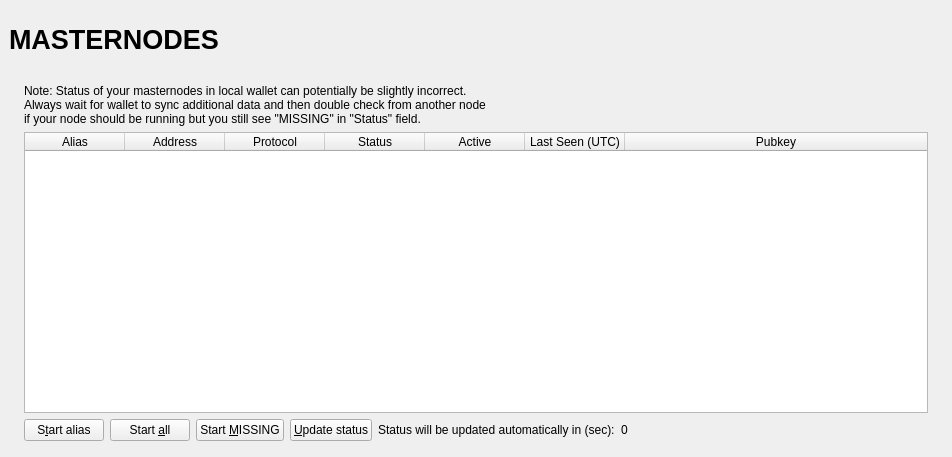
Qt form src/qt/forms/masternodelist.ui (CollegicoinCLG/collegicoin) before a commit.
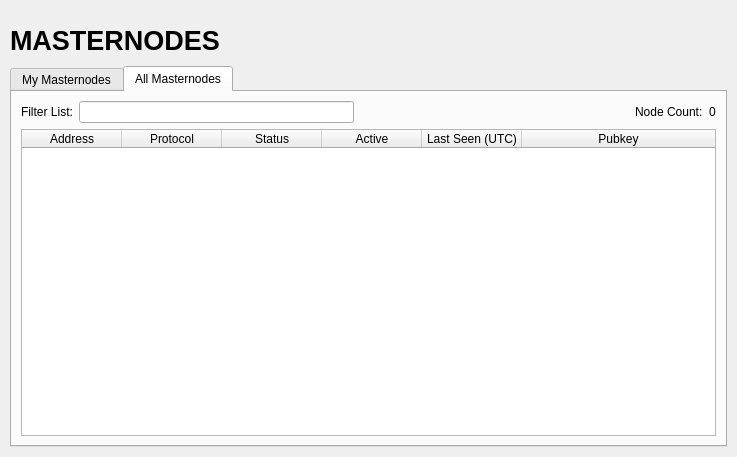
The same form after that commit. The open tabs and pages were chosen to show the change.

Commit message: All Masternode list implemented

```diff
--- a/src/qt/forms/masternodelist.ui
+++ b/src/qt/forms/masternodelist.ui
@@ -13,53 +13,49 @@
   <property name="windowTitle">
    <string>Form</string>
   </property>
-  <layout class="QVBoxLayout" name="topLayout" stretch="0">
+  <layout class="QVBoxLayout" name="topLayout">
    <property name="leftMargin">
-    <number>9</number>
+    <number>10</number>
    </property>
    <property name="topMargin">
-    <number>9</number>
+    <number>0</number>
    </property>
    <property name="rightMargin">
-    <number>9</number>
+    <number>10</number>
    </property>
    <property name="bottomMargin">
-    <number>9</number>
+    <number>10</number>
    </property>
    <item>
-    <layout class="QVBoxLayout" name="verticalLayout_Master" stretch="0,1">
-     <property name="spacing">
+    <layout class="QVBoxLayout" name="verticalLayout">
+     <property name="bottomMargin">
       <number>0</number>
      </property>
      <item>
-      <widget class="QFrame" name="frame_Header">
-       <layout class="QVBoxLayout" name="verticalLayout_4">
-        <property name="leftMargin">
-         <number>0</number>
-        </property>
-        <property name="topMargin">
-         <number>0</number>
-        </property>
-        <property name="rightMargin">
-         <number>0</number>
-        </property>
-        <property name="bottomMargin">
-         <number>0</number>
-        </property>
-        <item>
-         <layout class="QHBoxLayout" name="horizontalLayout_Header" stretch="1,0,1">
+      <spacer name="horizontalSpacer0">
+       <property name="orientation">
+        <enum>Qt::Horizontal</enum>
+       </property>
+       <property name="sizeHint" stdset="0">
+        <size>
+         <width>40</width>
+         <height>20</height>
+        </size>
+       </property>
+      </spacer>
+     </item>
           <item>
            <widget class="QLabel" name="labelOverviewHeaderLeft">
             <property name="minimumSize">
              <size>
               <width>464</width>
-              <height>60</height>
+         <height>40</height>
              </size>
             </property>
             <property name="maximumSize">
              <size>
               <width>16777215</width>
-              <height>60</height>
+         <height>40</height>
              </size>
             </property>
             <property name="font">
@@ -75,93 +71,19 @@
            </widget>
           </item>
           <item>
-           <spacer name="horizontalSpacer">
-            <property name="orientation">
-             <enum>Qt::Horizontal</enum>
-            </property>
-            <property name="sizeHint" stdset="0">
-             <size>
-              <width>40</width>
-              <height>20</height>
-             </size>
-            </property>
-           </spacer>
-          </item>
-          <item>
-           <widget class="QLabel" name="labelOverviewHeaderRight">
-            <property name="minimumSize">
-             <size>
-              <width>464</width>
-              <height>60</height>
-             </size>
-            </property>
-            <property name="maximumSize">
-             <size>
-              <width>16777215</width>
-              <height>60</height>
-             </size>
-            </property>
-            <property name="font">
-             <font>
-              <pointsize>14</pointsize>
-             </font>
-            </property>
-            <property name="text">
-             <string/>
-            </property>
-            <property name="alignment">
-             <set>Qt::AlignRight|Qt::AlignTrailing|Qt::AlignVCenter</set>
-            </property>
-           </widget>
-          </item>
-         </layout>
-        </item>
-       </layout>
-      </widget>
-     </item>
-     <item>
-      <widget class="QFrame" name="frame_BG">
-       <layout class="QVBoxLayout" name="verticalLayout_3">
-        <property name="leftMargin">
-         <number>6</number>
-        </property>
-        <property name="topMargin">
-         <number>6</number>
-        </property>
-        <property name="rightMargin">
-         <number>6</number>
-        </property>
-        <property name="bottomMargin">
-         <number>6</number>
-        </property>
-        <item>
-         <widget class="QFrame" name="frame_Content">
-          <layout class="QVBoxLayout" name="verticalLayout">
-           <property name="spacing">
+      <widget class="QTabWidget" name="tabWidget">
+       <property name="currentIndex">
             <number>0</number>
            </property>
-           <property name="leftMargin">
-            <number>0</number>
-           </property>
-           <property name="topMargin">
-            <number>0</number>
-           </property>
-           <property name="rightMargin">
-            <number>0</number>
-           </property>
-           <property name="bottomMargin">
-            <number>0</number>
-           </property>
-           <item>
+       <widget class="QWidget" name="tabMyMasternodes">
+        <attribute name="title">
+         <string>My Masternodes</string>
+        </attribute>
             <layout class="QGridLayout" name="gridLayout_2">
-             <property name="spacing">
-              <number>2</number>
-             </property>
              <item row="0" column="0">
-              <widget class="QFrame" name="frameList">
                <layout class="QVBoxLayout" name="verticalLayout_2">
                 <property name="bottomMargin">
-                 <number>1</number>
+            <number>0</number>
                 </property>
                 <item>
                  <layout class="QHBoxLayout" name="horizontalLayout_note">
@@ -185,43 +107,6 @@
                     <height>0</height>
                    </size>
                   </property>
-                  <property name="palette">
-                   <palette>
-                    <active>
-                     <colorrole role="Text">
-                      <brush brushstyle="SolidPattern">
-                       <color alpha="255">
-                        <red>51</red>
-                        <green>51</green>
-                        <blue>51</blue>
-                       </color>
-                      </brush>
-                     </colorrole>
-                    </active>
-                    <inactive>
-                     <colorrole role="Text">
-                      <brush brushstyle="SolidPattern">
-                       <color alpha="255">
-                        <red>51</red>
-                        <green>51</green>
-                        <blue>51</blue>
-                       </color>
-                      </brush>
-                     </colorrole>
-                    </inactive>
-                    <disabled>
-                     <colorrole role="Text">
-                      <brush brushstyle="SolidPattern">
-                       <color alpha="255">
-                        <red>85</red>
-                        <green>85</green>
-                        <blue>85</blue>
-                       </color>
-                      </brush>
-                     </colorrole>
-                    </disabled>
-                   </palette>
-                  </property>
                   <property name="editTriggers">
                    <set>QAbstractItemView::NoEditTriggers</set>
                   </property>
@@ -340,14 +225,113 @@
                  </layout>
                 </item>
                </layout>
-              </widget>
-             </item>
-            </layout>
-           </item>
-          </layout>
-         </widget>
-        </item>
-       </layout>
+         </item>
+        </layout>
+       </widget>
+       <widget class="QWidget" name="tabAllMasternodes">
+        <attribute name="title">
+         <string>All Masternodes</string>
+        </attribute>
+        <layout class="QGridLayout" name="gridLayout">
+         <item row="1" column="0">
+          <widget class="QTableWidget" name="tableWidgetMasternodes">
+           <property name="editTriggers">
+            <set>QAbstractItemView::NoEditTriggers</set>
+           </property>
+           <property name="alternatingRowColors">
+            <bool>true</bool>
+           </property>
+           <property name="selectionBehavior">
+            <enum>QAbstractItemView::SelectRows</enum>
+           </property>
+           <property name="sortingEnabled">
+            <bool>true</bool>
+           </property>
+           <attribute name="horizontalHeaderStretchLastSection">
+            <bool>true</bool>
+           </attribute>
+           <column>
+            <property name="text">
+             <string>Address</string>
+            </property>
+           </column>
+           <column>
+            <property name="text">
+             <string>Protocol</string>
+            </property>
+           </column>
+           <column>
+            <property name="text">
+             <string>Status</string>
+            </property>
+           </column>
+           <column>
+            <property name="text">
+             <string>Active</string>
+            </property>
+           </column>
+           <column>
+            <property name="text">
+             <string>Last Seen (UTC)</string>
+            </property>
+           </column>
+           <column>
+            <property name="text">
+             <string>Pubkey</string>
+            </property>
+           </column>
+          </widget>
+         </item>
+         <item row="0" column="0">
+          <layout class="QHBoxLayout" name="horizontalLayout_3">
+           <property name="bottomMargin">
+            <number>0</number>
+           </property>
+           <item>
+            <widget class="QLabel" name="label_filter">
+             <property name="text">
+              <string>Filter List:</string>
+             </property>
+            </widget>
+           </item>
+           <item>
+            <widget class="QLineEdit" name="filterLineEdit">
+             <property name="toolTip">
+              <string>Filter masternode list</string>
+             </property>
+            </widget>
+           </item>
+           <item>
+            <spacer name="horizontalSpacer_3">
+             <property name="orientation">
+              <enum>Qt::Horizontal</enum>
+             </property>
+             <property name="sizeHint" stdset="0">
+              <size>
+               <width>10</width>
+               <height>20</height>
+              </size>
+             </property>
+            </spacer>
+           </item>
+           <item>
+            <widget class="QLabel" name="label_count">
+             <property name="text">
+              <string>Node Count:</string>
+             </property>
+            </widget>
+           </item>
+           <item>
+            <widget class="QLabel" name="countLabel">
+             <property name="text">
+              <string>0</string>
+             </property>
+            </widget>
+           </item>
+          </layout>
+         </item>
+        </layout>
+       </widget>
       </widget>
      </item>
     </layout>
```
Lines whose indentation alone changed are shown as unchanged. The commit also changes 2 other files.
